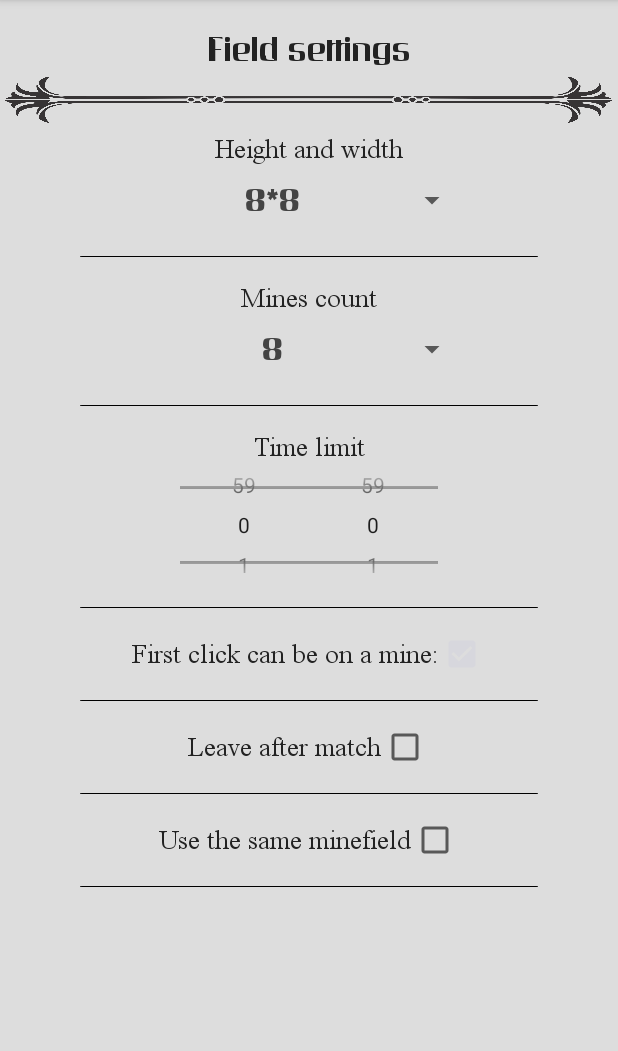
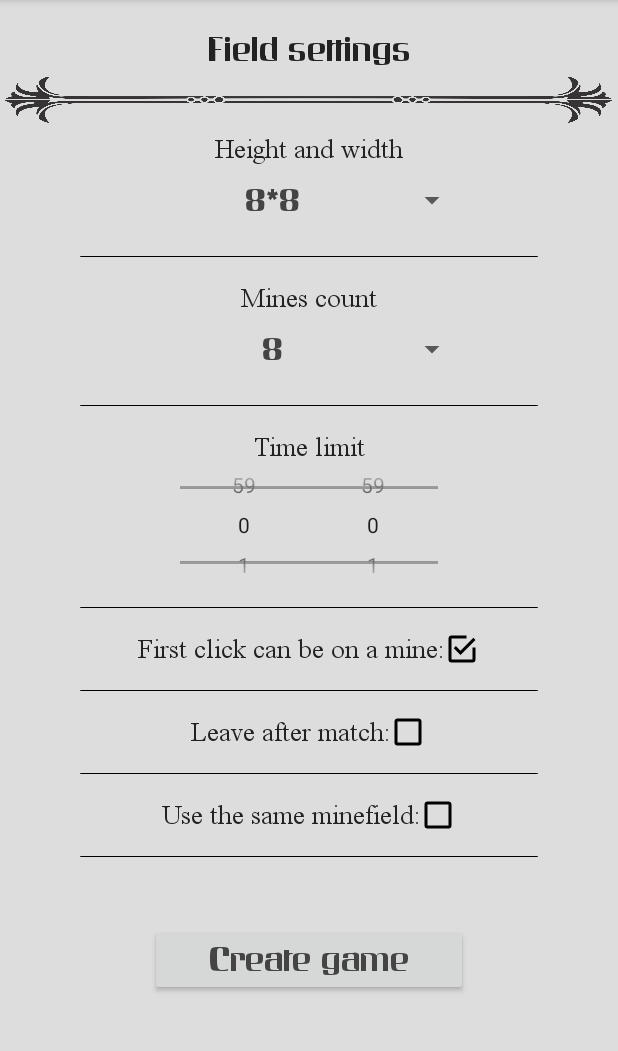
Before and after one commit to HermanAleksey/Minesweeper, an Android app: the GameSettingsActivity screen opened directly, with no data from a screen before it, on a phone screen of 412 x 824 dp, the part 84-1135 px from its top. Run offline under Robolectric (Android 15) with nearby library versions, the phone set to English and light mode, and no system bars.

Commit message:
new toggle button new checkboxes

```diff
--- a/app/src/main/java/com/example/sapper/activity/CompanyLevelActivity.kt
+++ b/app/src/main/java/com/example/sapper/activity/CompanyLevelActivity.kt
@@ -15,7 +15,7 @@ import com.example.sapper.constant.GameConstant
 import com.example.sapper.db.DAOCompanyLevel
 import com.example.sapper.entity.CompanyLevel
 import kotlinx.android.synthetic.main.activity_company_level.*
-import kotlinx.android.synthetic.main.new_activity_game_settings.*
+import kotlinx.android.synthetic.main.activity_game_settings.*
 
 class CompanyLevelActivity : AppCompatActivity() {
 
--- a/app/src/main/java/com/example/sapper/activity/GameSettingsActivity.kt
+++ b/app/src/main/java/com/example/sapper/activity/GameSettingsActivity.kt
@@ -17,7 +17,7 @@ import com.example.sapper.constant.GameConstant
 import com.example.sapper.R
 import com.example.sapper.dialog.DialogSettingMinesCount
 import com.example.sapper.dialog.DialogSettingsSize
-import kotlinx.android.synthetic.main.new_activity_game_settings.*
+import kotlinx.android.synthetic.main.activity_game_settings.*
 
 
 class GameSettingsActivity : AppCompatActivity(),
@@ -26,7 +26,7 @@ class GameSettingsActivity : AppCompatActivity(),
 
     override fun onCreate(savedInstanceState: Bundle?) {
         super.onCreate(savedInstanceState)
-        setContentView(R.layout.new_activity_game_settings)
+        setContentView(R.layout.activity_game_settings)
 
         np_game_settings_minutes.minValue = 0
         np_game_settings_minutes.maxValue = 59
--- a/app/src/main/java/com/example/sapper/activity/WaitingRoomActivity.kt
+++ b/app/src/main/java/com/example/sapper/activity/WaitingRoomActivity.kt
@@ -16,7 +16,7 @@ import com.example.sapper.constant.Constant
 import com.example.sapper.constant.GameConstant
 import com.example.sapper.R
 import kotlinx.android.synthetic.main.activity_waiting_room.*
-import kotlinx.android.synthetic.main.new_activity_game_settings.*
+import kotlinx.android.synthetic.main.activity_game_settings.*
 import java.io.IOException
 import java.io.InputStream
 import java.io.OutputStream
--- /dev/null
+++ b/app/src/main/res/drawable/ic_checkbox_checked.xml
@@ -0,0 +1,9 @@
+<vector xmlns:android="http://schemas.android.com/apk/res/android"
+    android:width="24dp"
+    android:height="24dp"
+    android:viewportWidth="24"
+    android:viewportHeight="24">
+  <path
+      android:fillColor="#FF000000"
+      android:pathData="M19,19H5V5H15V3H5C3.89,3 3,3.89 3,5V19A2,2 0,0 0,5 21H19A2,2 0,0 0,21 19V11H19M7.91,10.08L6.5,11.5L11,16L21,6L19.59,4.58L11,13.17L7.91,10.08Z"/>
+</vector>
--- /dev/null
+++ b/app/src/main/res/drawable/ic_checkbox_unchecked.xml
@@ -0,0 +1,9 @@
+<vector xmlns:android="http://schemas.android.com/apk/res/android"
+    android:width="24dp"
+    android:height="24dp"
+    android:viewportWidth="24"
+    android:viewportHeight="24">
+  <path
+      android:fillColor="#FF000000"
+      android:pathData="M19,3H5C3.89,3 3,3.89 3,5V19A2,2 0,0 0,5 21H19A2,2 0,0 0,21 19V5C21,3.89 20.1,3 19,3M19,5V19H5V5H19Z"/>
+</vector>
--- /dev/null
+++ b/app/src/main/res/drawable/ic_flag_120964.xml
@@ -0,0 +1,4 @@
+<vector android:height="100dp" android:viewportHeight="340.127"
+    android:viewportWidth="340.127" android:width="100dp" xmlns:android="http://schemas.android.com/apk/res/android">
+    <path android:fillColor="#FF000000" android:pathData="M294.641,35.781c0.023,-0.227 0.136,-0.454 0.136,-0.703c0,-0.249 -0.136,-0.454 -0.136,-0.703v-0.068c0.045,-0.023 -0.227,-0.884 -0.204,-0.907c-0.726,-5.986 -4.943,-10.68 -10.68,-12.131c-1.088,-0.023 -2.766,-0.703 -3.492,-0.703c-1.27,0 -3.22,0.295 -5.397,0.726c-16.122,11.995 -49.092,30.725 -68.071,26.417c-5.147,-1.179 -8.503,-4.059 -10.816,-9.319C179.066,-0.023 118.931,6.032 90.701,11.338C89.816,6.009 84.918,0 79.363,0c-6.19,0 -11.61,7.369 -11.61,13.56l0.272,281.217c-13.016,3.106 -22.675,12.902 -22.675,22.675c0,12.403 15.442,22.675 34.013,22.675c18.548,0 34.013,-10.272 34.013,-22.675c0,-9.773 -9.66,-19.569 -22.675,-22.675V147.388c25.487,-5.147 74.692,-13.718 84.782,9.183c5.17,11.746 14.285,19.41 26.371,22.154c3.447,0.794 7.029,1.134 10.703,1.134c32.607,0 72.356,-28.072 82.22,-36.575l-0.136,-0.159V35.781zM272.238,132.287c-16.87,11.927 -47.391,28.571 -65.44,24.512c-5.147,-1.179 -8.503,-4.059 -10.816,-9.319c-16.848,-38.253 -76.234,-27.777 -104.623,-22.494l-0.658,-90.973c25.487,-5.125 74.715,-9.41 84.782,13.446c5.17,11.746 14.285,19.387 26.371,22.154c3.447,0.771 7.029,1.134 10.703,1.134c20.068,0 42.811,-10.657 59.681,-20.816C272.238,49.931 272.238,132.287 272.238,132.287z"/>
+</vector>
--- /dev/null
+++ b/app/src/main/res/drawable/my_checkbox.xml
@@ -0,0 +1,9 @@
+<?xml version="1.0" encoding="utf-8"?>
+<selector xmlns:android="http://schemas.android.com/apk/res/android">
+
+    <item android:state_checked="true"
+        android:drawable="@drawable/ic_checkbox_checked"/>
+    <item android:state_checked="false"
+        android:drawable="@drawable/ic_checkbox_unchecked"/>
+
+</selector>
--- /dev/null
+++ b/app/src/main/res/layout/activity_game_settings.xml
@@ -0,0 +1,245 @@
+<?xml version="1.0" encoding="utf-8"?>
+<LinearLayout xmlns:android="http://schemas.android.com/apk/res/android"
+    android:layout_width="match_parent"
+    android:layout_height="match_parent"
+    android:background="@color/colorMainBackground"
+    android:orientation="vertical">
+
+    <!--    <LinearLayout-->
+    <!--        android:layout_width="match_parent"-->
+    <!--        android:layout_height="wrap_content"-->
+    <!--        android:orientation="horizontal">-->
+
+    <!--        <TextView-->
+    <!--            android:layout_width="0dp"-->
+    <!--            android:layout_height="match_parent"-->
+    <!--            android:layout_weight="1"-->
+    <!--            android:gravity="end"-->
+    <!--            android:text="@string/game_mode" />-->
+
+    <!--        <TextView-->
+    <!--            android:id="@+id/tv_game_settings_game_mode"-->
+    <!--            android:layout_width="0dp"-->
+    <!--            android:layout_height="match_parent"-->
+    <!--            android:layout_weight="1"-->
+    <!--            android:text="Casual" />-->
+    <!--    </LinearLayout>-->
+
+    <TextView
+        android:layout_width="match_parent"
+        android:layout_height="wrap_content"
+        android:fontFamily="@font/inverserif_regular"
+        android:gravity="center|bottom"
+        android:paddingTop="20dp"
+        android:text="@string/fieldSizeOptions"
+        android:textColor="#222"
+        android:textSize="22sp" />
+
+    <LinearLayout
+        android:layout_width="match_parent"
+        android:layout_height="40dp"
+        android:background="@drawable/big_line_1" />
+
+    <ScrollView
+        android:layout_width="match_parent"
+        android:layout_height="match_parent">
+
+        <LinearLayout
+            android:layout_width="match_parent"
+            android:layout_height="match_parent"
+            android:orientation="vertical">
+
+            <LinearLayout
+                android:layout_width="match_parent"
+                android:layout_height="wrap_content">
+
+                <TextView
+                    style="@style/StyleSettingsText"
+                    android:layout_width="match_parent"
+                    android:layout_height="match_parent"
+                    android:text="@string/heightAndWidth" />
+            </LinearLayout>
+
+            <LinearLayout
+                android:layout_width="match_parent"
+                android:layout_height="wrap_content">
+
+                <Spinner
+                    android:id="@+id/spin_game_settings_field_size"
+                    android:layout_width="match_parent"
+                    android:layout_height="match_parent"
+                    android:layout_marginHorizontal="100dp" />
+            </LinearLayout>
+
+            <LinearLayout
+                android:layout_width="match_parent"
+                android:layout_height="30dp"
+                android:background="@drawable/small_line_1" />
+
+            <LinearLayout
+                android:layout_width="match_parent"
+                android:layout_height="wrap_content">
+
+                <TextView
+                    style="@style/StyleSettingsText"
+                    android:layout_width="match_parent"
+                    android:layout_height="match_parent"
+                    android:text="@string/minesCount" />
+            </LinearLayout>
+
+            <LinearLayout
+                android:layout_width="match_parent"
+                android:layout_height="wrap_content">
+
+                <Spinner
+                    android:id="@+id/spin_game_settings_mines_count"
+                    android:layout_width="match_parent"
+                    android:layout_height="match_parent"
+                    android:layout_marginHorizontal="100dp" />
+            </LinearLayout>
+
+            <LinearLayout
+                android:layout_width="match_parent"
+                android:layout_height="30dp"
+                android:background="@drawable/small_line_1" />
+
+            <LinearLayout
+                android:layout_width="match_parent"
+                android:layout_height="wrap_content">
+
+                <TextView
+                    style="@style/StyleSettingsText"
+                    android:layout_width="match_parent"
+                    android:layout_height="match_parent"
+                    android:text="@string/timeLimit" />
+            </LinearLayout>
+
+            <LinearLayout
+                android:layout_width="match_parent"
+                android:layout_height="wrap_content"
+                android:layout_marginHorizontal="120dp">
+
+                <NumberPicker
+                    android:id="@+id/np_game_settings_minutes"
+                    android:layout_width="0dp"
+                    android:layout_height="80dp"
+                    android:layout_weight="1" />
+
+                <NumberPicker
+                    android:id="@+id/np_game_settings_seconds"
+                    android:layout_width="0dp"
+                    android:layout_height="80dp"
+                    android:layout_weight="1" />
+            </LinearLayout>
+
+            <LinearLayout
+                android:layout_width="match_parent"
+                android:layout_height="30dp"
+                android:background="@drawable/small_line_1" />
+
+            <LinearLayout
+                android:layout_width="match_parent"
+                android:layout_height="wrap_content"
+                android:orientation="vertical">
+
+                <LinearLayout
+                    android:layout_width="match_parent"
+                    android:layout_height="wrap_content"
+                    android:gravity="center">
+
+                    <TextView
+                        style="@style/StyleSettingsText"
+                        android:layout_width="wrap_content"
+                        android:layout_height="match_parent"
+                        android:text="@string/firstClickCanBeOnAMine" />
+
+                    <CheckBox
+                        android:id="@+id/cb_game_settings_first_click_mine"
+                        android:layout_width="wrap_content"
+                        android:layout_height="match_parent"
+                        android:button="@drawable/my_checkbox"
+                        android:checked="true" />
+                </LinearLayout>
+
+                <LinearLayout
+                    android:layout_width="match_parent"
+                    android:layout_height="30dp"
+                    android:background="@drawable/small_line_1" />
+            </LinearLayout>
+
+            <LinearLayout
+                android:id="@+id/ll_game_settings_exit"
+                android:layout_width="match_parent"
+                android:layout_height="wrap_content"
+                android:orientation="vertical">
+
+                <LinearLayout
+                    android:layout_width="match_parent"
+                    android:layout_height="wrap_content"
+                    android:gravity="center">
+
+                    <TextView
+                        style="@style/StyleSettingsText"
+                        android:layout_width="wrap_content"
+                        android:layout_height="match_parent"
+                        android:text="@string/leaveAfterMatch" />
+
+                    <CheckBox
+                        android:id="@+id/cb_game_settings_exit"
+                        android:layout_width="wrap_content"
+                        android:layout_height="match_parent"
+                        android:button="@drawable/my_checkbox"/>
+                </LinearLayout>
+
+                <LinearLayout
+                    android:layout_width="match_parent"
+                    android:layout_height="30dp"
+                    android:background="@drawable/small_line_1" />
+
+            </LinearLayout>
+
+            <LinearLayout
+                android:id="@+id/ll_game_settings_use_same_field"
+                android:layout_width="match_parent"
+                android:layout_height="wrap_content"
+                android:orientation="vertical">
+
+                <LinearLayout
+                    android:layout_width="match_parent"
+                    android:layout_height="wrap_content"
+                    android:gravity="center">
+
+                    <TextView
+                        style="@style/StyleSettingsText"
+                        android:layout_width="wrap_content"
+                        android:layout_height="match_parent"
+                        android:text="@string/useTheSameField" />
+
+                    <CheckBox
+                        android:id="@+id/cb_game_settings_use_same_field"
+                        android:layout_width="wrap_content"
+                        android:layout_height="match_parent"
+                        android:button="@drawable/my_checkbox"/>
+
+                </LinearLayout>
+
+                <LinearLayout
+                    android:layout_width="match_parent"
+                    android:layout_height="30dp"
+                    android:background="@drawable/small_line_1" />
+            </LinearLayout>
+
+            <Button
+                android:id="@+id/btn_game_settings_create_game"
+                style="@style/StyleMenuButtonFormat"
+                android:layout_width="match_parent"
+                android:layout_height="wrap_content"
+                android:layout_marginHorizontal="100dp"
+                android:layout_marginTop="30dp"
+                android:text="@string/createGame"
+                android:textSize="22sp" />
+
+        </LinearLayout>
+    </ScrollView>
+
+</LinearLayout>
--- a/app/src/main/res/layout/activity_main.xml
+++ b/app/src/main/res/layout/activity_main.xml
@@ -37,7 +37,9 @@
             android:layout_height="wrap_content"
             android:text="@string/singleplayer"
             style="@style/StyleMenuButtonFormat"
+            android:background="@drawable/my_main_button"
             android:layout_margin="8dp"/>
+
 
         <!--        <Button
                     android:layout_width="wrap_content"
--- a/app/src/main/res/layout/new_activity_game_settings.xml
+++ /dev/null
@@ -1,242 +0,0 @@
-<?xml version="1.0" encoding="utf-8"?>
-<LinearLayout xmlns:android="http://schemas.android.com/apk/res/android"
-    android:layout_width="match_parent"
-    android:layout_height="match_parent"
-    android:background="@color/colorMainBackground"
-    android:orientation="vertical">
-
-    <!--    <LinearLayout-->
-    <!--        android:layout_width="match_parent"-->
-    <!--        android:layout_height="wrap_content"-->
-    <!--        android:orientation="horizontal">-->
-
-    <!--        <TextView-->
-    <!--            android:layout_width="0dp"-->
-    <!--            android:layout_height="match_parent"-->
-    <!--            android:layout_weight="1"-->
-    <!--            android:gravity="end"-->
-    <!--            android:text="@string/game_mode" />-->
-
-    <!--        <TextView-->
-    <!--            android:id="@+id/tv_game_settings_game_mode"-->
-    <!--            android:layout_width="0dp"-->
-    <!--            android:layout_height="match_parent"-->
-    <!--            android:layout_weight="1"-->
-    <!--            android:text="Casual" />-->
-    <!--    </LinearLayout>-->
-
-    <TextView
-        android:layout_width="match_parent"
-        android:layout_height="wrap_content"
-        android:fontFamily="@font/inverserif_regular"
-        android:gravity="center|bottom"
-        android:paddingTop="20dp"
-        android:text="@string/fieldSizeOptions"
-        android:textColor="#222"
-        android:textSize="22sp" />
-
-    <LinearLayout
-        android:layout_width="match_parent"
-        android:layout_height="40dp"
-        android:background="@drawable/big_line_1" />
-
-    <ScrollView
-        android:layout_width="match_parent"
-        android:layout_height="match_parent">
-
-    <LinearLayout
-        android:layout_width="match_parent"
-        android:layout_height="match_parent"
-        android:orientation="vertical">
-
-    <LinearLayout
-        android:layout_width="match_parent"
-        android:layout_height="wrap_content">
-
-        <TextView
-            style="@style/StyleSettingsText"
-            android:layout_width="match_parent"
-            android:layout_height="match_parent"
-            android:text="@string/heightAndWidth" />
-    </LinearLayout>
-
-    <LinearLayout
-        android:layout_width="match_parent"
-        android:layout_height="wrap_content">
-
-        <Spinner
-            android:id="@+id/spin_game_settings_field_size"
-            android:layout_width="match_parent"
-            android:layout_height="match_parent"
-            android:layout_marginHorizontal="100dp" />
-    </LinearLayout>
-
-    <LinearLayout
-        android:layout_width="match_parent"
-        android:layout_height="30dp"
-        android:background="@drawable/small_line_1" />
-
-    <LinearLayout
-        android:layout_width="match_parent"
-        android:layout_height="wrap_content">
-
-        <TextView
-            style="@style/StyleSettingsText"
-            android:layout_width="match_parent"
-            android:layout_height="match_parent"
-            android:text="@string/minesCount" />
-    </LinearLayout>
-
-    <LinearLayout
-        android:layout_width="match_parent"
-        android:layout_height="wrap_content">
-
-        <Spinner
-            android:id="@+id/spin_game_settings_mines_count"
-            android:layout_width="match_parent"
-            android:layout_height="match_parent"
-            android:layout_marginHorizontal="100dp" />
-    </LinearLayout>
-
-    <LinearLayout
-        android:layout_width="match_parent"
-        android:layout_height="30dp"
-        android:background="@drawable/small_line_1" />
-
-    <LinearLayout
-        android:layout_width="match_parent"
-        android:layout_height="wrap_content">
-
-        <TextView
-            style="@style/StyleSettingsText"
-            android:layout_width="match_parent"
-            android:layout_height="match_parent"
-            android:text="@string/timeLimit" />
-    </LinearLayout>
-
-    <LinearLayout
-        android:layout_width="match_parent"
-        android:layout_height="wrap_content"
-        android:layout_marginHorizontal="120dp">
-
-        <NumberPicker
-            android:id="@+id/np_game_settings_minutes"
-            android:layout_width="0dp"
-            android:layout_height="80dp"
-            android:layout_weight="1" />
-
-        <NumberPicker
-            android:id="@+id/np_game_settings_seconds"
-            android:layout_width="0dp"
-            android:layout_height="80dp"
-            android:layout_weight="1" />
-    </LinearLayout>
-
-    <LinearLayout
-        android:layout_width="match_parent"
-        android:layout_height="30dp"
-        android:background="@drawable/small_line_1" />
-
-    <LinearLayout
-        android:layout_width="match_parent"
-        android:layout_height="wrap_content"
-        android:orientation="vertical">
-
-        <LinearLayout
-            android:layout_width="match_parent"
-            android:layout_height="wrap_content"
-            android:gravity="center">
-
-            <TextView
-                style="@style/StyleSettingsText"
-                android:layout_width="wrap_content"
-                android:layout_height="match_parent"
-                android:text="@string/firstClickCanBeOnAMine" />
-
-            <CheckBox
-                android:id="@+id/cb_game_settings_first_click_mine"
-                android:layout_width="wrap_content"
-                android:layout_height="match_parent"
-                android:checked="true" />
-        </LinearLayout>
-
-        <LinearLayout
-            android:layout_width="match_parent"
-            android:layout_height="30dp"
-            android:background="@drawable/small_line_1" />
-    </LinearLayout>
-
-    <LinearLayout
-        android:id="@+id/ll_game_settings_exit"
-        android:layout_width="match_parent"
-        android:layout_height="wrap_content"
-        android:orientation="vertical">
-
-        <LinearLayout
-            android:layout_width="match_parent"
-            android:layout_height="wrap_content"
-            android:gravity="center">
-
-            <TextView
-                style="@style/StyleSettingsText"
-                android:layout_width="wrap_content"
-                android:layout_height="match_parent"
-                android:text="@string/leaveAfterMatch" />
-
-            <CheckBox
-                android:id="@+id/cb_game_settings_exit"
-                android:layout_width="wrap_content"
-                android:layout_height="match_parent" />
-        </LinearLayout>
-
-        <LinearLayout
-            android:layout_width="match_parent"
-            android:layout_height="30dp"
-            android:background="@drawable/small_line_1" />
-
-    </LinearLayout>
-
-    <LinearLayout
-        android:id="@+id/ll_game_settings_use_same_field"
-        android:layout_width="match_parent"
-        android:layout_height="wrap_content"
-        android:orientation="vertical">
-
-        <LinearLayout
-            android:layout_width="match_parent"
-            android:layout_height="wrap_content"
-            android:gravity="center">
-
-            <TextView
-                style="@style/StyleSettingsText"
-                android:layout_width="wrap_content"
-                android:layout_height="match_parent"
-                android:text="@string/useTheSameField" />
-
-            <CheckBox
-                android:id="@+id/cb_game_settings_use_same_field"
-                android:layout_width="wrap_content"
-                android:layout_height="match_parent" />
-
-        </LinearLayout>
-
-        <LinearLayout
-            android:layout_width="match_parent"
-            android:layout_height="30dp"
-            android:background="@drawable/small_line_1" />
-    </LinearLayout>
-
-    </LinearLayout>
-    </ScrollView>
-
-    <Button
-        android:id="@+id/btn_game_settings_create_game"
-        android:layout_width="match_parent"
-        android:layout_height="wrap_content"
-        android:layout_marginTop="30dp"
-        style="@style/StyleMenuButtonFormat"
-        android:textSize="22sp"
-        android:layout_marginHorizontal="100dp"
-        android:text="@string/createGame" />
-
-</LinearLayout>
--- a/app/src/main/res/values/strings.xml
+++ b/app/src/main/res/values/strings.xml
@@ -87,8 +87,8 @@
     <string name="heightAndWidth">Height and width</string>
     <string name="minesCount">Mines count</string>
     <string name="timeLimit">Time limit</string>
-    <string name="leaveAfterMatch">Leave after match</string>
-    <string name="useTheSameField">Use the same minefield</string>
+    <string name="leaveAfterMatch">Leave after match:</string>
+    <string name="useTheSameField">Use the same minefield:</string>
     <string name="createGame">Create game</string>
     <string name="minefieldSize">Minefield size</string>
     <string name="nickname">Nickname</string>
--- a/app/src/main/res/values/styles.xml
+++ b/app/src/main/res/values/styles.xml
@@ -5,6 +5,12 @@
         <item name="colorPrimary">@color/colorPrimary</item>
         <item name="colorPrimaryDark">@color/colorPrimaryDark</item>
         <item name="colorAccent">@color/colorAccent</item>
+    </style>
+
+    <style name="MyCheckBoxStyle" parent="Theme.AppCompat">
+        <item name="colorPrimary">@color/colorBlack</item>
+        <item name="colorPrimaryDark">@color/colorBlack</item>
+        <item name="colorAccent">@color/colorBlack</item>
     </style>
 
     <style name="StyleMenuButtonFormat">
```
Also changed, not shown: app/src/main/java/com/example/sapper/activity/MinefieldActivity.kt (+19 -19 lines), app/src/main/res/drawable/ic_household_chores.xml (added, +15 -0 lines), app/src/main/res/drawable/ic_shovel_icon.xml (added, +9 -0 lines), app/src/main/res/drawable/my_main_button.xml (added, +10 -0 lines), app/src/main/res/drawable/my_main_button_enabled.xml (added, +16 -0 lines), app/src/main/res/drawable/my_main_button_pressed.xml (added, +16 -0 lines), app/src/main/res/drawable/my_tooggle_button.xml (added, +7 -0 lines), app/src/main/res/layout/activity_minefield.xml (+26 -17 lines), 1 other file. Lines whose indentation alone changed are shown as unchanged.
